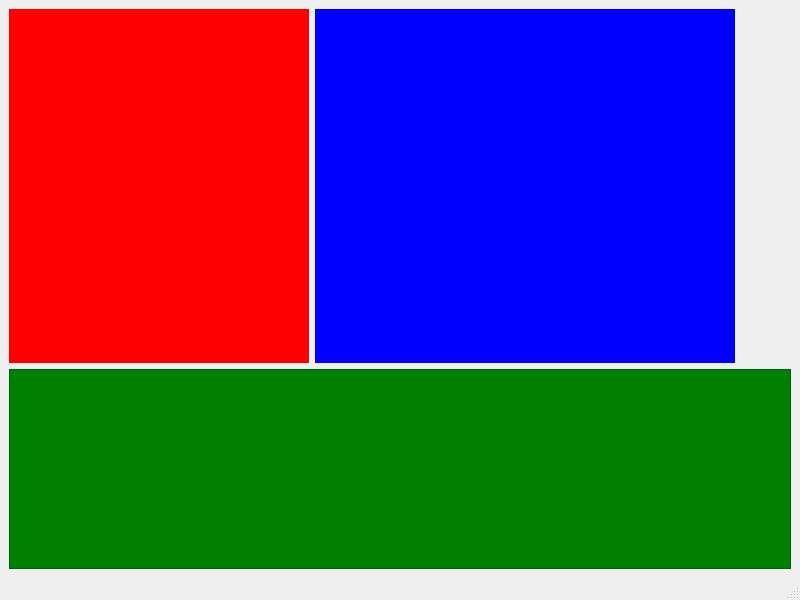
Before: the Qt Designer form gui/ui/main.ui in maymun1234/videoeditor, drawn with Qt 5.
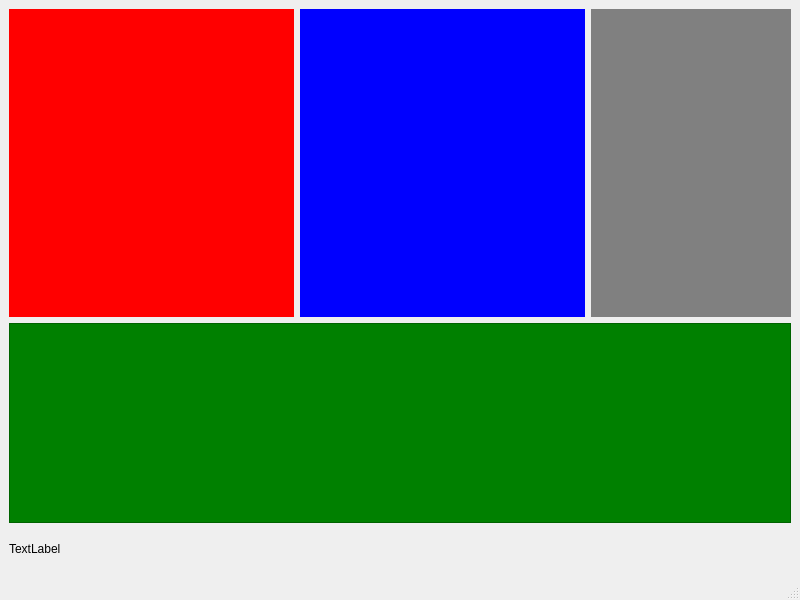
After: the same form once the commit is applied.

What changed in the file:
```diff
--- a/gui/ui/main.ui
+++ b/gui/ui/main.ui
@@ -41,7 +41,7 @@
        <widget class="QWidget" name="widget" native="true">
         <property name="minimumSize">
          <size>
-          <width>50</width>
+          <width>200</width>
           <height>50</height>
          </size>
         </property>
@@ -51,6 +51,9 @@
           <height>16777215</height>
          </size>
         </property>
+        <property name="styleSheet">
+         <string notr="true">background-color: grey</string>
+        </property>
        </widget>
       </item>
      </layout>
@@ -68,6 +71,19 @@
       </property>
      </widget>
     </item>
+    <item>
+     <widget class="QLabel" name="label">
+      <property name="maximumSize">
+       <size>
+        <width>16777215</width>
+        <height>40</height>
+       </size>
+      </property>
+      <property name="text">
+       <string>TextLabel</string>
+      </property>
+     </widget>
+    </item>
    </layout>
   </widget>
   <widget class="QMenuBar" name="menubar">
```
